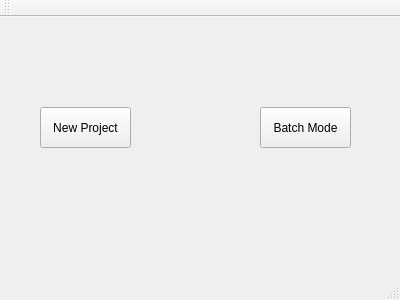
First picture: the form in mainwindow.ui, repository CoDeBloo-D/Graphics_project, before the edit.
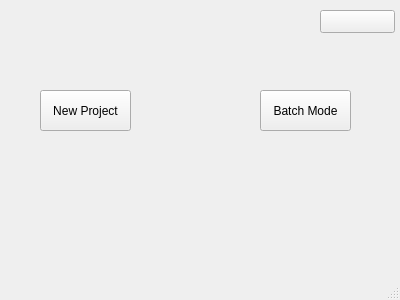
Second picture: the form after the edit.

What changed in the file:
```diff
--- a/mainwindow.ui
+++ b/mainwindow.ui
@@ -40,6 +40,19 @@
      <string>Batch Mode</string>
     </property>
    </widget>
+   <widget class="QPushButton" name="pushButton_3">
+    <property name="geometry">
+     <rect>
+      <x>320</x>
+      <y>10</y>
+      <width>75</width>
+      <height>23</height>
+     </rect>
+    </property>
+    <property name="text">
+     <string/>
+    </property>
+   </widget>
   </widget>
   <widget class="QMenuBar" name="menuBar">
    <property name="geometry">
@@ -51,14 +64,6 @@
     </rect>
    </property>
   </widget>
-  <widget class="QToolBar" name="mainToolBar">
-   <attribute name="toolBarArea">
-    <enum>TopToolBarArea</enum>
-   </attribute>
-   <attribute name="toolBarBreak">
-    <bool>false</bool>
-   </attribute>
-  </widget>
   <widget class="QStatusBar" name="statusBar"/>
  </widget>
  <layoutdefault spacing="6" margin="11"/>
```
